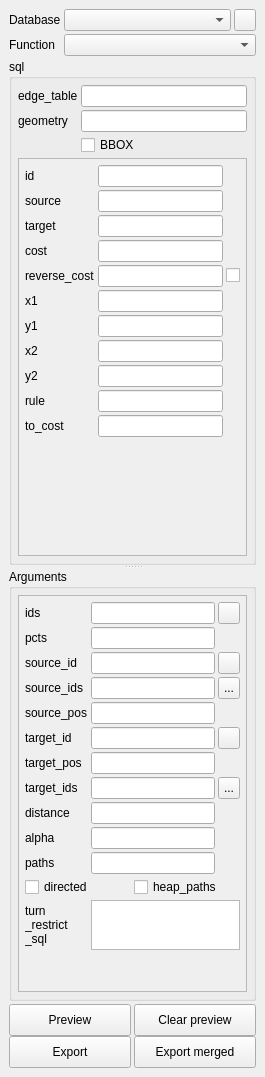
Old version of the form ui_pgRoutingLayer.ui in the repository pgRouting/pgRoutingLayer.
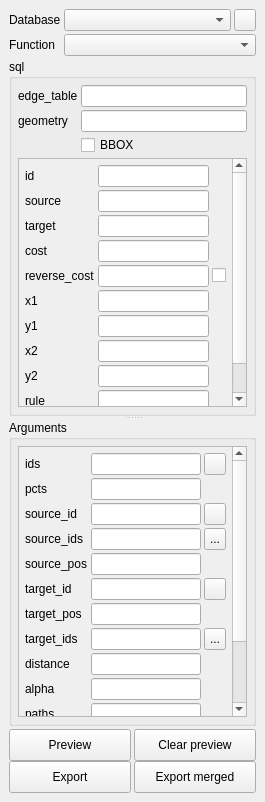
New version of the form. Icons and pictures are not drawn.

```diff
--- a/ui_pgRoutingLayer.ui
+++ b/ui_pgRoutingLayer.ui
@@ -7,7 +7,7 @@
     <x>0</x>
     <y>0</y>
     <width>265</width>
-    <height>1077</height>
+    <height>802</height>
    </rect>
   </property>
   <property name="sizePolicy">
@@ -223,7 +223,7 @@
                 <x>0</x>
                 <y>0</y>
                 <width>221</width>
-                <height>392</height>
+                <height>278</height>
                </rect>
               </property>
               <layout class="QGridLayout" name="gridLayout_2">
@@ -472,7 +472,7 @@
                 <x>0</x>
                 <y>0</y>
                 <width>221</width>
-                <height>381</height>
+                <height>359</height>
                </rect>
               </property>
               <layout class="QGridLayout" name="gridLayout_3">
```
Left out of the diff: 55 changed lines with no effect on the pictures.
